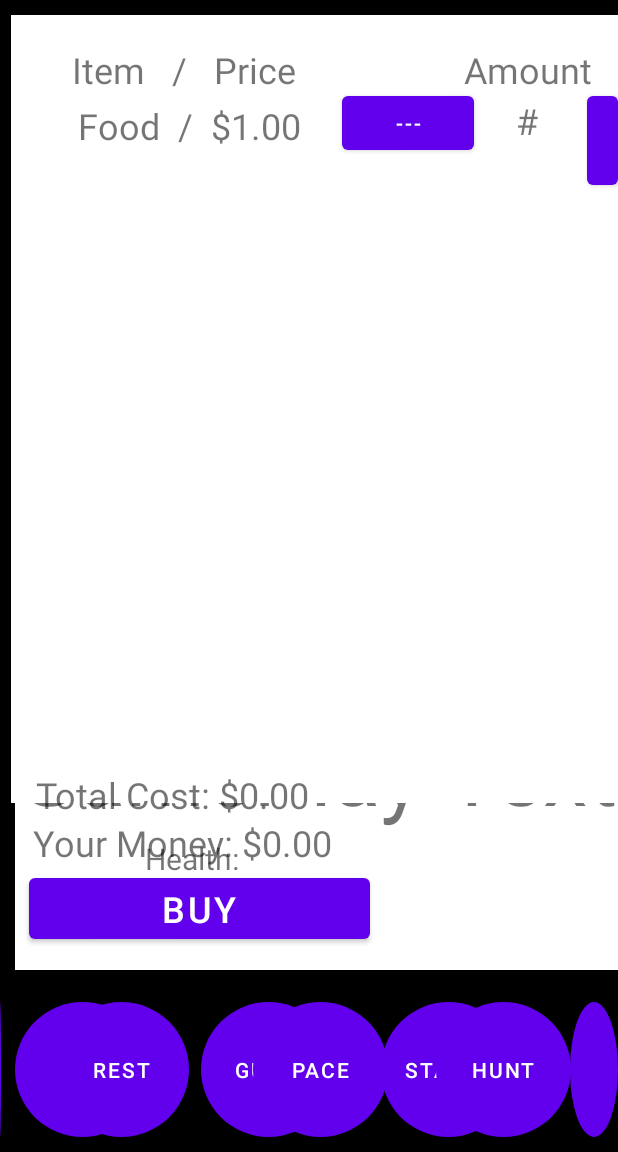
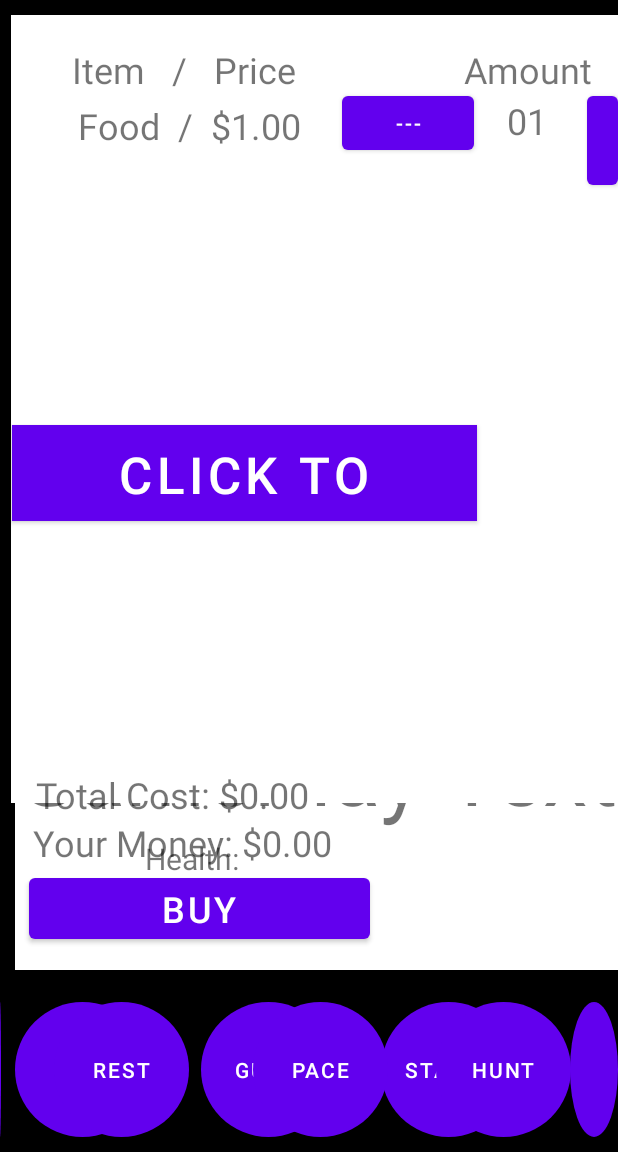
Before and after one commit to billymast/OregonTrail, an Android app: the screen it shows after launch (MainActivity), on a phone screen of 412 x 824 dp, the part 84-1236 px from its top. Run offline under Robolectric (Android 15) with nearby library versions, the phone set to English and light mode, and no system bars.

Commit message:
Billy Mast 4/20/23 11:39 AM

```diff
--- a/app/src/main/java/com/example/oregontrail/MainActivity.java
+++ b/app/src/main/java/com/example/oregontrail/MainActivity.java
@@ -7,6 +7,8 @@ import android.view.View;
 import android.widget.Button;
 import android.widget.ImageView;
 import android.widget.TextView;
+
+import org.w3c.dom.Text;
 
 public class MainActivity extends AppCompatActivity {
 
@@ -41,6 +43,15 @@ public class MainActivity extends AppCompatActivity {
         final Button gruelingPaceButton = findViewById(R.id.gruelingPaceButton);
         final Button exitOptionsButton = findViewById(R.id.exitOptionsButton);
         final ImageView optionsBackground2 = findViewById(R.id.optionsBackground2);
+
+
+        // General Store Screen
+        final TextView storeFoodText = findViewById(R.id.storeFoodText);
+        final TextView storeFoodAmount = findViewById(R.id.storeFoodAmount);
+        final Button storeDecrementFood = findViewById(R.id.storeDecrementFood);
+        final Button storeIncrementFood = findViewById(R.id.storeIncrementFood);
+        final TextView storeFoodCost = findViewById(R.id.storeFoodCost);
+        final TextView storeYourAmount = findViewById(R.id.storeYourAmount);
 
 
         // When next day button is clicked
@@ -116,6 +127,20 @@ public class MainActivity extends AppCompatActivity {
             }
         });
 
+        // Buttons for General Store
+        storeDecrementFood.setOnClickListener(new View.OnClickListener() {
+            public void onClick(View v) {
+
+            }
+        });
+
+        storeIncrementFood.setOnClickListener(new View.OnClickListener() {
+            public void onClick(View v) {
+                //storeFoodAmount.setText(String.valueOf(storeFoodAmount.getText()) + 1);
+            }
+        });
+
+        // Buttons for Pace Menu
         normalPaceButton.setOnClickListener(new View.OnClickListener() {
             public void onClick(View v) {
                 map.setPaceType("Normal");
--- a/app/src/main/res/layout/activity_main.xml
+++ b/app/src/main/res/layout/activity_main.xml
@@ -66,10 +66,9 @@
         android:background="#000000"
         android:text="Click to Continue"
         android:textSize="34sp"
-        android:visibility="invisible"
+        android:visibility="visible"
         tools:layout_editor_absoluteX="47dp"
-        tools:layout_editor_absoluteY="347dp"
-        tools:visibility="invisible" />
+        tools:layout_editor_absoluteY="347dp" />
 
     <TextView
         android:id="@+id/dateText"
@@ -501,7 +500,7 @@
         android:layout_alignParentTop="true"
         android:layout_marginStart="314dp"
         android:layout_marginTop="64dp"
-        android:text="#"
+        android:text="01"
         android:textAlignment="center"
         android:textSize="24sp" />
 
```
Also changed, not shown: app/src/main/java/com/example/oregontrail/Health.java (+4 -6 lines).
